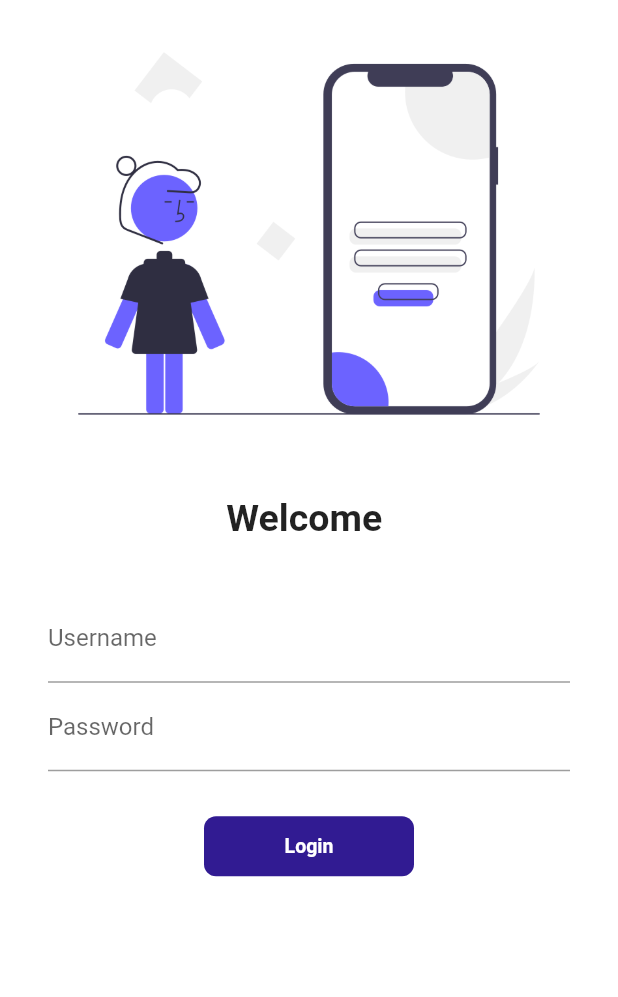
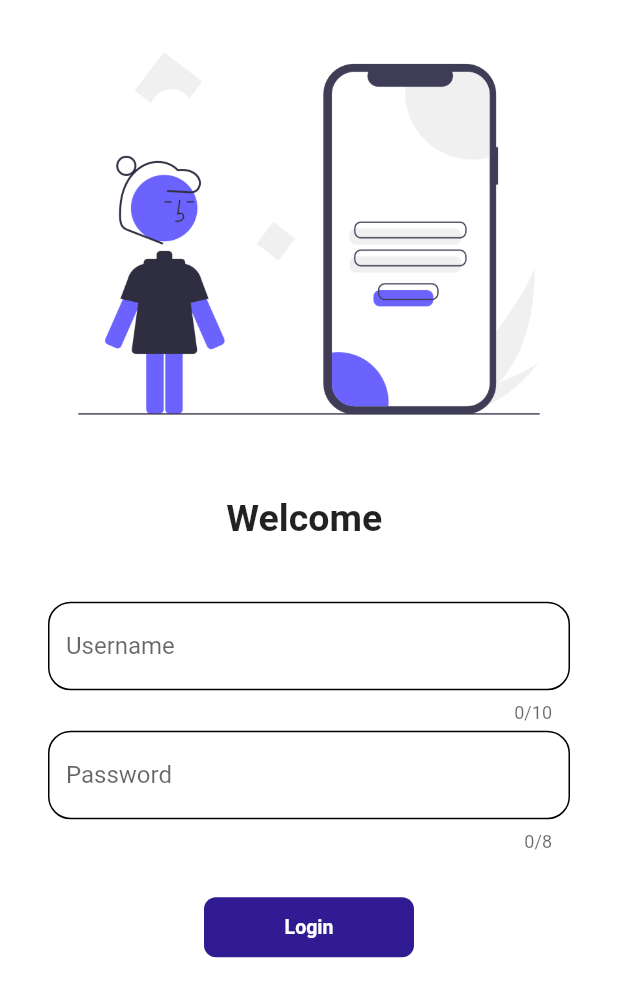
Before and after one commit to SahilRathod17/FirstFlutterApp, a Flutter app: the screen it shows after launch, on a phone screen of 412 x 824 dp. Shown: the top 997 px of the screen. Run offline on Flutter 3.47's test engine with Material 2 defaults, Android fonts, the phone set to English and light mode, and no system bars.

Commit message:
Day6 completed

```diff
--- a/lib/pages/login_page.dart
+++ b/lib/pages/login_page.dart
@@ -9,14 +9,31 @@ class login_page extends StatefulWidget {
 }
 
 class _login_pageState extends State<login_page> {
-  @override
   String name = "";
   bool ChangeButton = false;
 
+  final _formkey = GlobalKey<FormState>();
+
+  moveToHome(BuildContext context) async {
+    if (_formkey.currentState!.validate()) {
+      setState(() {
+        ChangeButton = true;
+      });
+      await Future.delayed(Duration(seconds: 1));
+      await Navigator.pushNamed(context, MyRoutes.homeroute);
+      setState(() {
+        ChangeButton = false;
+      });
+    }
+  }
+
+  @override
   Widget build(BuildContext context) {
     return Material(
       color: Colors.white,
       child: SingleChildScrollView(
+        child: Form(
+          key: _formkey,
           child: Column(
             children: [
               Image.asset(
@@ -34,52 +51,81 @@ class _login_pageState extends State<login_page> {
                 ),
               ),
               SizedBox(
-              height: 20,
+                height: 25,
               ),
               Padding(
-              padding:
-                  const EdgeInsets.symmetric(vertical: 16.0, horizontal: 32.0),
+                padding: const EdgeInsets.symmetric(
+                    vertical: 16.0, horizontal: 32.0),
                 child: Column(
                   children: [
                     TextFormField(
                       decoration: InputDecoration(
                         hintText: "Enter your username",
                         labelText: "Username",
+                        // filled: true,
+                        // fillColor: Colors.black26,
+                        border: OutlineInputBorder(),
+                        // icon: Icon(Icons.verified_use),
+                        enabledBorder: OutlineInputBorder(
+                            borderRadius: BorderRadius.circular(15)),
                       ),
+                      //keyboardType: TextInputType.emailAddress,
+                      textInputAction: TextInputAction.next,
+                      maxLength: 10,
+                      validator: (String? value) {
+                        if (value!.isEmpty) {
+                          return "Username cannot be empty.";
+                        }
+                        return null;
+                      },
                       onChanged: (value) {
                         name = value;
                         setState(() {});
                       },
                     ),
+                    SizedBox(
+                      height: 5,
+                    ),
+
                     TextFormField(
                       obscureText: true,
+                      //obscuringCharacter: '*',
                       decoration: InputDecoration(
                         hintText: "Enter your password",
                         labelText: "Password",
+                        border: OutlineInputBorder(),
+                        //  icon: Icon(Icons.password_sharp),
+
+                        enabledBorder: OutlineInputBorder(
+                            borderRadius: BorderRadius.circular(15)),
                       ),
+                      validator: (String? value) {
+                        if (value!.isEmpty) {
+                          return "Password cannot be empty.";
+                        } else if (value.length < 8) {
+                          return "Password length should be eight.";
+                        }
+                        return null;
+                      },
+                      textInputAction: TextInputAction.done,
+                      maxLength: 8,
                     ),
-                  SizedBox(
+                    const SizedBox(
                       height: 30.0,
                     ),
                     InkWell(
-                    onTap: () async {
-                      setState(() {
-                        ChangeButton = true;
-                      });
-                      await Future.delayed(Duration(seconds: 1));
-                      Navigator.pushNamed(context, MyRoutes.homeroute);
-                    },
+                      onTap: () => moveToHome(context),
                       child: AnimatedContainer(
                         duration: Duration(seconds: 1),
                         width: ChangeButton ? 40 : 140,
                         height: 40,
                         alignment: Alignment.center,
                         child: ChangeButton
-                          ? Icon(
+                            ? const Icon(
                                 Icons.done,
                                 color: Colors.white,
                               )
-                          : Text(
+                            : const Text(
                                 "Login",
                                 style: TextStyle(
                                   color: Colors.white,
@@ -109,6 +155,7 @@ class _login_pageState extends State<login_page> {
             ],
           ),
         ),
+      ),
     );
   }
 }
```
Lines whose indentation alone changed are shown as unchanged.
